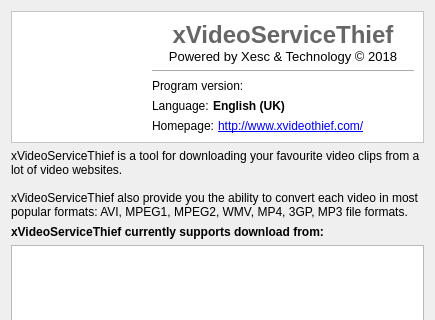
Above: ui/information.ui from xVST/xVideoServiceThief before the change; both pictures show x 0 to 435 and y 0 to 320 of the 435 by 500 pixel window. Below: the same form after it.
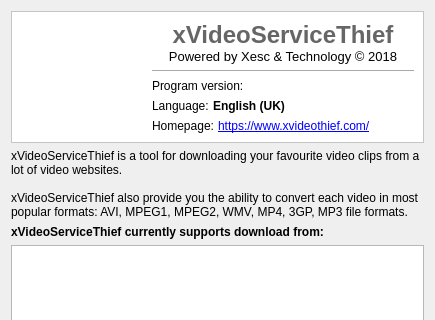
That is the form after the change. Icons and pictures are not drawn.

Commit message: Migrated all references of http to https (UI)

```diff
--- a/ui/information.ui
+++ b/ui/information.ui
@@ -163,7 +163,7 @@
           <item>
            <widget class="QLabel" name="lblURL">
             <property name="text">
-             <string>&lt;a href=&quot;http://www.xvideothief.com/&quot;&gt;http://www.xvideothief.com/&lt;/a&gt;</string>
+             <string>&lt;a href=&quot;https://www.xvideothief.com/&quot;&gt;https://www.xvideothief.com/&lt;/a&gt;</string>
             </property>
             <property name="openExternalLinks">
              <bool>true</bool>
```
The commit also changes 3 other files.
